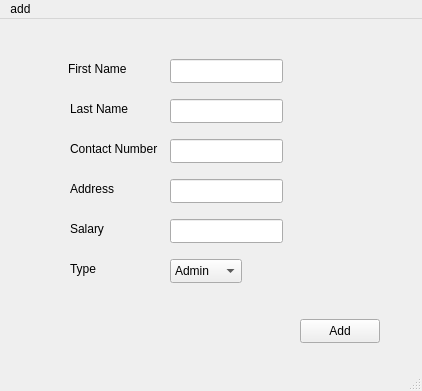
Qt form Customer/addemployee.ui (MalikTalha03/Sufi-Traders-DB) before a commit.
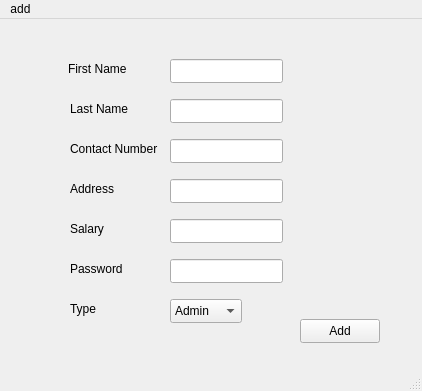
The same form after that commit.

What changed in the file:
```diff
--- a/Customer/addemployee.ui
+++ b/Customer/addemployee.ui
@@ -136,7 +136,7 @@
     <property name="geometry">
      <rect>
       <x>70</x>
-      <y>240</y>
+      <y>280</y>
       <width>71</width>
       <height>20</height>
      </rect>
@@ -149,7 +149,7 @@
     <property name="geometry">
      <rect>
       <x>170</x>
-      <y>240</y>
+      <y>280</y>
       <width>72</width>
       <height>24</height>
      </rect>
@@ -183,6 +183,32 @@
      <string>Add</string>
     </property>
    </widget>
+   <widget class="QLabel" name="label_7">
+    <property name="geometry">
+     <rect>
+      <x>70</x>
+      <y>240</y>
+      <width>71</width>
+      <height>20</height>
+     </rect>
+    </property>
+    <property name="text">
+     <string>Password</string>
+    </property>
+   </widget>
+   <widget class="QLineEdit" name="lineEdit_6">
+    <property name="geometry">
+     <rect>
+      <x>170</x>
+      <y>240</y>
+      <width>113</width>
+      <height>24</height>
+     </rect>
+    </property>
+    <property name="text">
+     <string/>
+    </property>
+   </widget>
   </widget>
   <widget class="QMenuBar" name="menubar">
    <property name="geometry">
```
Left out of the diff: 2 changed lines with no effect on the pictures.
